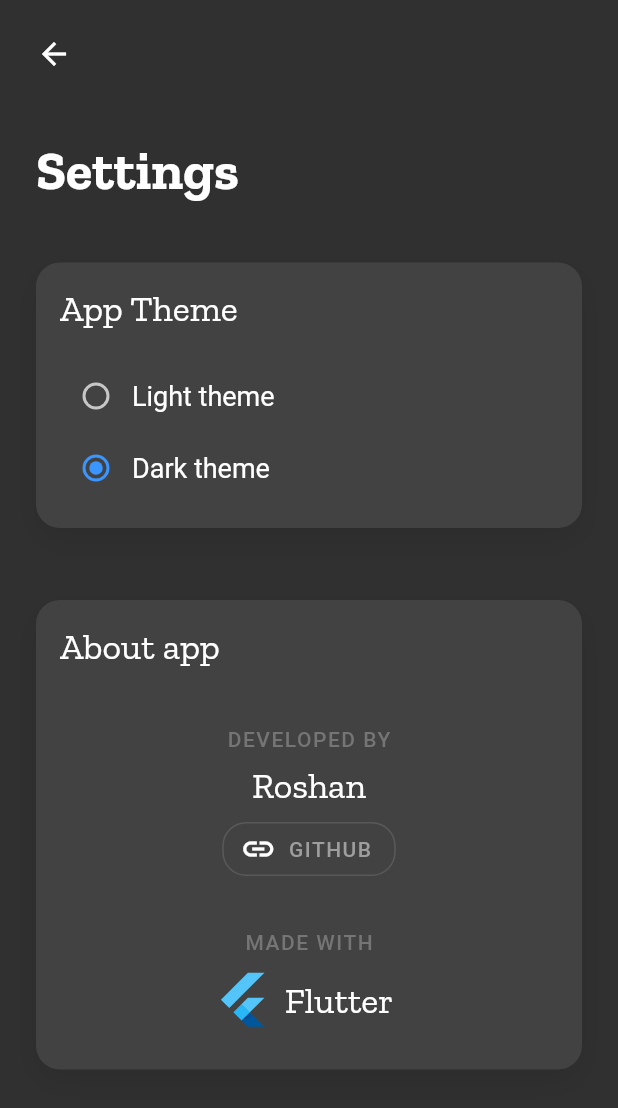
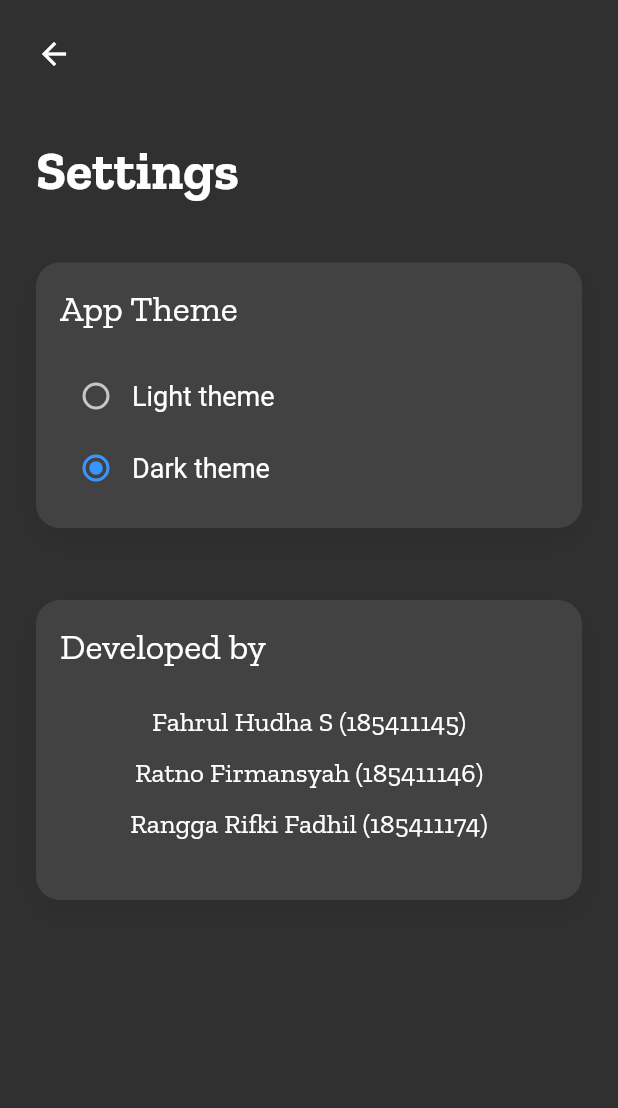
Before and after one commit to ratnofirmansyah/wayahe, a Flutter app: the screen it shows after launch, after a tap on the "settings" icon, on a phone screen of 412 x 824 dp. Shown: the top 1108 px of the screen. Run offline on Flutter 3.47's test engine with Material 2 defaults, Android fonts, the phone set to English and light mode, and no system bars; our stand-ins replace outline_material_icons, share, shared_preferences, sqflite; accounts and stored records are empty; project files that could hold a hidden picture were left out.

Commit message:
ganti teks

```diff
--- a/lib/main.dart
+++ b/lib/main.dart
@@ -6,7 +6,6 @@ import 'data/theme.dart';
 void main() => runApp(MyApp());
 
 class MyApp extends StatefulWidget {
-  // This widget is the root of your application.
   @override
   _MyAppState createState() => _MyAppState();
 }
@@ -22,7 +21,7 @@ class _MyAppState extends State<MyApp> {
   @override
   Widget build(BuildContext context) {
     return MaterialApp(
-      title: 'Flutter Demo',
+      title: 'Wayahe',
       theme: theme,
       home: MyHomePage(title: 'Home', changeTheme: setTheme),
     );
--- a/lib/screens/home.dart
+++ b/lib/screens/home.dart
@@ -41,7 +41,6 @@ class _MyHomePageState extends State<MyHomePage> {
   }
 
   setNotesFromDB() async {
-    print("Entered setNotes");
     var fetchedNotes = await NotesDatabaseService.db.getNotesFromDB();
     setState(() {
       notesList = fetchedNotes;
@@ -56,7 +55,7 @@ class _MyHomePageState extends State<MyHomePage> {
         onPressed: () {
           gotoEditNote();
         },
-        label: Text('Add note'.toUpperCase()),
+        label: Text('Add Data'.toUpperCase()),
         icon: Icon(Icons.add),
       ),
       body: GestureDetector(
@@ -199,7 +198,7 @@ class _MyHomePageState extends State<MyHomePage> {
           margin: EdgeInsets.only(top: 8, bottom: 32, left: 10),
           width: headerShouldHide ? 0 : 200,
           child: Text(
-            'Your Notes',
+            'Wayahe List',
             style: TextStyle(
                 fontFamily: 'ZillaSlab',
                 fontWeight: FontWeight.w700,
--- a/lib/screens/settings.dart
+++ b/lib/screens/settings.dart
@@ -90,73 +90,34 @@ class _SettingsPageState extends State<SettingsPage> {
               buildCardWidget(Column(
                 crossAxisAlignment: CrossAxisAlignment.stretch,
                 children: <Widget>[
-                  Text('About app',
-                      style: TextStyle(
-                          fontFamily: 'ZillaSlab',
-                          fontSize: 24,
-                          color: Theme.of(context).primaryColor)),
-                  Container(
-                    height: 40,
-                  ),
-                  Center(
-                    child: Text('Developed by'.toUpperCase(),
-                        style: TextStyle(
-                            color: Colors.grey.shade600,
-                            fontWeight: FontWeight.w500,
-                            letterSpacing: 1)),
-                  ),
+                  Text('Developed by',
+                      style: TextStyle(fontFamily: 'ZillaSlab', fontSize: 24)),
                   Center(
                       child: Padding(
-                    padding: const EdgeInsets.only(top: 8.0, bottom: 4.0),
-                    child: Text(
-                      'Roshan',
-                      style: TextStyle(fontFamily: 'ZillaSlab', fontSize: 24),
-                    ),
-                  )),
+                        padding: const EdgeInsets.only(top: 25.0, bottom: 4.0),
+                        child: Text(
+                          'Fahrul Hudha S (185411145)',
+                          style: TextStyle(fontFamily: 'ZillaSlab', fontSize: 18),
+                        ),
+                      )),
+                  Center(
+                      child: Padding(
+                        padding: const EdgeInsets.only(top: 8.0, bottom: 4.0),
+                        child: Text(
+                          'Ratno Firmansyah (185411146)',
+                          style: TextStyle(fontFamily: 'ZillaSlab', fontSize: 18),
+                        ),
+                      )),
+                  Center(
+                      child: Padding(
+                        padding: const EdgeInsets.only(top: 8.0, bottom: 4.0),
+                        child: Text(
+                          'Rangga Rifki Fadhil (185411174)',
+                          style: TextStyle(fontFamily: 'ZillaSlab', fontSize: 18),
+                        ),
+                      )),
                   Container(
-                    alignment: Alignment.center,
-                    child: OutlineButton.icon(
-                      icon: Icon(OMIcons.link),
-                      label: Text('GITHUB',
-                          style: TextStyle(
-                              fontWeight: FontWeight.w500,
-                              letterSpacing: 1,
-                              color: Colors.grey.shade500)),
-                      shape: RoundedRectangleBorder(
-                          borderRadius: BorderRadius.circular(16)),
-                      onPressed: openGitHub,
-                    ),
-                  ),
-                  Container(
-                    height: 30,
-                  ),
-                  Center(
-                    child: Text('Made With'.toUpperCase(),
-                        style: TextStyle(
-                            color: Colors.grey.shade600,
-                            fontWeight: FontWeight.w500,
-                            letterSpacing: 1)),
-                  ),
-                  Padding(
-                    padding: const EdgeInsets.all(8.0),
-                    child: Center(
-                      child: Row(
-                        mainAxisAlignment: MainAxisAlignment.center,
-                        children: <Widget>[
-                          FlutterLogo(
-                            size: 40,
-                          ),
-                          Padding(
-                            padding: const EdgeInsets.all(8.0),
-                            child: Text(
-                              'Flutter',
-                              style: TextStyle(
-                                  fontFamily: 'ZillaSlab', fontSize: 24),
-                            ),
-                          )
-                        ],
-                      ),
-                    ),
+                    height: 20,
                   ),
                 ],
               ))
@@ -209,8 +170,4 @@ class _SettingsPageState extends State<SettingsPage> {
     }
     setThemeinSharedPref(value);
   }
-
-  void openGitHub() {
-    launch('https://www.github.com/roshanrahman');
-  }
 }
```
Also changed, not shown: pubspec.lock.
